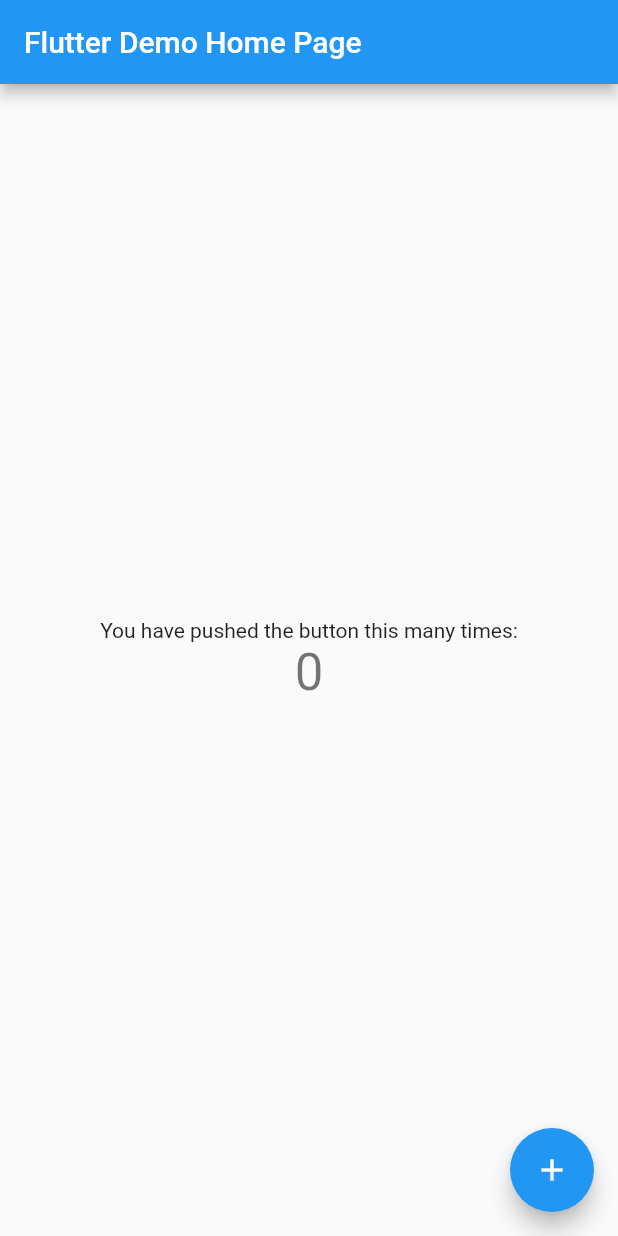
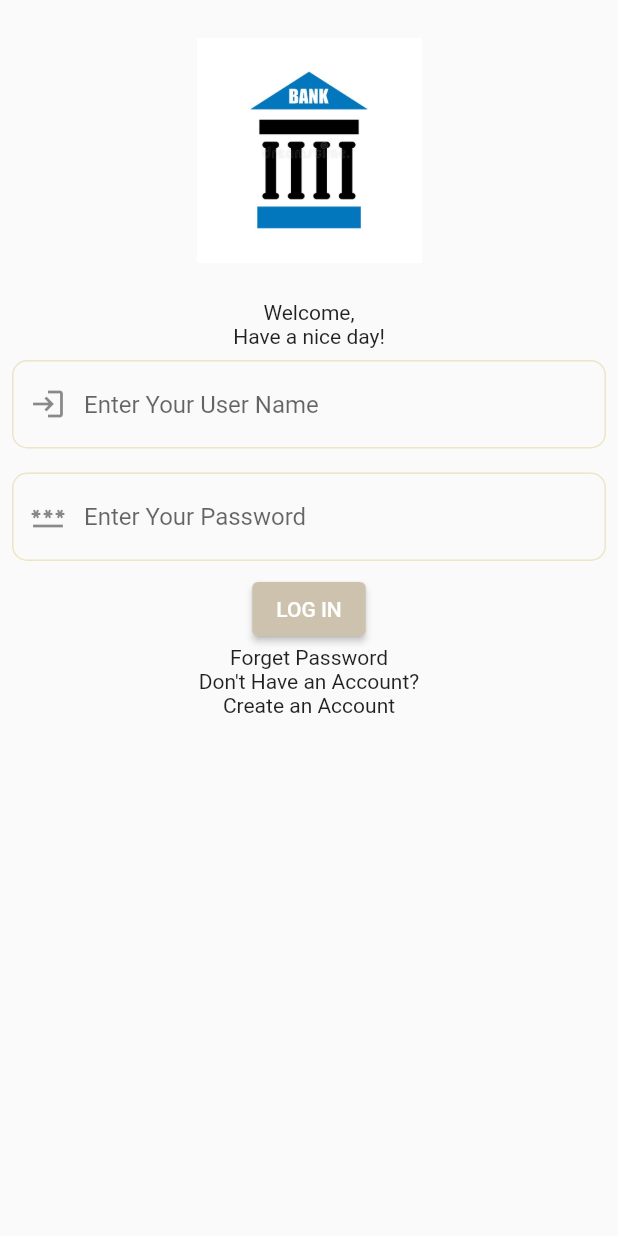
Before and after one commit to AbdulazizAlkhars/bank_app, a Flutter app: the screen it shows after launch, on a phone screen of 412 x 824 dp. Run offline on Flutter 3.47's test engine with Material 2 defaults, Android fonts, the phone set to English and light mode, and no system bars; our stand-ins replace go_router.

Commit message:
First Part

```diff
--- a/lib/main.dart
+++ b/lib/main.dart
@@ -1,115 +1,35 @@
+import 'package:bank_app/pages/homepage.dart';
+import 'package:bank_app/pages/signup.dart';
 import 'package:flutter/material.dart';
+import 'package:go_router/go_router.dart';
 
 void main() {
-  runApp(const MyApp());
+  runApp(
+      //   MultiProvider(providers: [
+      //   ChangeNotifierProvider(create: ((context) => BooksProvider())),
+      //   ChangeNotifierProvider(create: ((context) => MemberProvider()))
+      // ],
+
+      const MyApp());
+  // ));
 }
+
+final _router = GoRouter(routes: [
+  GoRoute(path: "/", builder: (context, state) => HomePage()),
+  GoRoute(path: "/signup", builder: (context, state) => SignUp()),
+  // GoRoute(path: "/members", builder: (context, state) => const Members()),
+  // GoRoute(path: "/add-member", builder: (context, state) => const AddMember())
+]);
 
 class MyApp extends StatelessWidget {
   const MyApp({Key? key}) : super(key: key);
 
-  // This widget is the root of your application.
   @override
   Widget build(BuildContext context) {
-    return MaterialApp(
-      title: 'Flutter Demo',
-      theme: ThemeData(
-        // This is the theme of your application.
-        //
-        // Try running your application with "flutter run". You'll see the
-        // application has a blue toolbar. Then, without quitting the app, try
-        // changing the primarySwatch below to Colors.green and then invoke
-        // "hot reload" (press "r" in the console where you ran "flutter run",
-        // or simply save your changes to "hot reload" in a Flutter IDE).
-        // Notice that the counter didn't reset back to zero; the application
-        // is not restarted.
-        primarySwatch: Colors.blue,
-      ),
-      home: const MyHomePage(title: 'Flutter Demo Home Page'),
+    return MaterialApp.router(
+      routeInformationParser: _router.routeInformationParser,
+      routerDelegate: _router.routerDelegate,
+      routeInformationProvider: _router.routeInformationProvider,
     );
   }
 }
-
-class MyHomePage extends StatefulWidget {
-  const MyHomePage({Key? key, required this.title}) : super(key: key);
-
-  // This widget is the home page of your application. It is stateful, meaning
-  // that it has a State object (defined below) that contains fields that affect
-  // how it looks.
-
-  // This class is the configuration for the state. It holds the values (in this
-  // case the title) provided by the parent (in this case the App widget) and
-  // used by the build method of the State. Fields in a Widget subclass are
-  // always marked "final".
-
-  final String title;
-
-  @override
-  State<MyHomePage> createState() => _MyHomePageState();
-}
-
-class _MyHomePageState extends State<MyHomePage> {
-  int _counter = 0;
-
-  void _incrementCounter() {
-    setState(() {
-      // This call to setState tells the Flutter framework that something has
-      // changed in this State, which causes it to rerun the build method below
-      // so that the display can reflect the updated values. If we changed
-      // _counter without calling setState(), then the build method would not be
-      // called again, and so nothing would appear to happen.
-      _counter++;
-    });
-  }
-
-  @override
-  Widget build(BuildContext context) {
-    // This method is rerun every time setState is called, for instance as done
-    // by the _incrementCounter method above.
-    //
-    // The Flutter framework has been optimized to make rerunning build methods
-    // fast, so that you can just rebuild anything that needs updating rather
-    // than having to individually change instances of widgets.
-    return Scaffold(
-      appBar: AppBar(
-        // Here we take the value from the MyHomePage object that was created by
-        // the App.build method, and use it to set our appbar title.
-        title: Text(widget.title),
-      ),
-      body: Center(
-        // Center is a layout widget. It takes a single child and positions it
-        // in the middle of the parent.
-        child: Column(
-          // Column is also a layout widget. It takes a list of children and
-          // arranges them vertically. By default, it sizes itself to fit its
-          // children horizontally, and tries to be as tall as its parent.
-          //
-          // Invoke "debug painting" (press "p" in the console, choose the
-          // "Toggle Debug Paint" action from the Flutter Inspector in Android
-          // Studio, or the "Toggle Debug Paint" command in Visual Studio Code)
-          // to see the wireframe for each widget.
-          //
-          // Column has various properties to control how it sizes itself and
-          // how it positions its children. Here we use mainAxisAlignment to
-          // center the children vertically; the main axis here is the vertical
-          // axis because Columns are vertical (the cross axis would be
-          // horizontal).
-          mainAxisAlignment: MainAxisAlignment.center,
-          children: <Widget>[
-            const Text(
-              'You have pushed the button this many times:',
-            ),
-            Text(
-              '$_counter',
-              style: Theme.of(context).textTheme.headline4,
-            ),
-          ],
-        ),
-      ),
-      floatingActionButton: FloatingActionButton(
-        onPressed: _incrementCounter,
-        tooltip: 'Increment',
-        child: const Icon(Icons.add),
-      ), // This trailing comma makes auto-formatting nicer for build methods.
-    );
-  }
-}
--- /dev/null
+++ b/lib/pages/homepage.dart
@@ -0,0 +1,84 @@
+import 'package:flutter/material.dart';
+import 'package:flutter/src/foundation/key.dart';
+import 'package:flutter/src/widgets/framework.dart';
+import 'package:go_router/go_router.dart';
+
+class HomePage extends StatelessWidget {
+  const HomePage({Key? key}) : super(key: key);
+
+  @override
+  Widget build(BuildContext context) {
+    return Scaffold(
+      // backgroundColor: Colors.transparent,
+      body: Column(children: [
+        Image(
+            width: 150,
+            height: 200,
+            image: AssetImage("assets/images/banklogo.png")),
+        Text("Welcome,"),
+        Text("Have a nice day!"),
+        Padding(
+          padding: const EdgeInsets.all(8.0),
+          child: TextField(
+            // controller: addTitle,
+            // style: const TextStyle(fontSize: 12),
+            decoration: InputDecoration(
+              hintText: 'Enter Your User Name',
+              prefixIcon: Icon(Icons.login),
+              focusedBorder: OutlineInputBorder(
+                borderRadius: BorderRadius.circular(10),
+                borderSide: const BorderSide(
+                    width: 1, color: Color.fromRGBO(236, 229, 199, 10)),
+              ),
+              enabledBorder: OutlineInputBorder(
+                borderRadius: BorderRadius.circular(10),
+                borderSide: const BorderSide(
+                    width: 1, color: Color.fromRGBO(236, 229, 199, 10)),
+              ),
+            ),
+          ),
+        ),
+        Padding(
+          padding: const EdgeInsets.all(8.0),
+          child: TextField(
+              // controller: addAuthor,
+              // style: const TextStyle(fontSize: 12),
+              decoration: InputDecoration(
+                  hintText: 'Enter Your Password',
+                  prefixIcon: Icon(Icons.password),
+                  focusedBorder: OutlineInputBorder(
+                    borderRadius: BorderRadius.circular(10),
+                    borderSide: const BorderSide(
+                        width: 1, color: Color.fromRGBO(236, 229, 199, 10)),
+                  ),
+                  enabledBorder: OutlineInputBorder(
+                      borderRadius: BorderRadius.circular(10),
+                      borderSide: const BorderSide(
+                          width: 1,
+                          color: Color.fromRGBO(236, 229, 199, 10))))),
+        ),
+        ElevatedButton(
+            onPressed: () {
+              // context.read<BooksProvider>().addBook(
+              //     title: addTitle.text,
+              //     author: addAuthor.text,
+              //     genre: addGenre.text);
+              // context.pop();
+              print("Testing");
+              // context.push("/signup");
+            },
+            child: Text("LOG IN"),
+            style: ElevatedButton.styleFrom(
+                primary: Color.fromRGBO(205, 194, 174, 10))),
+        Text("Forget Password"),
+        Text("Don't Have an Account?"),
+        GestureDetector(
+          onTap: () {
+            context.push("/signup");
+          },
+          child: Text("Create an Account"),
+        ),
+      ]),
+    );
+  }
+}
```
Also changed, not shown: lib/pages/signup.dart (added, +27 -0 lines), lib/widget/signup_form.dart (added, +84 -0 lines), pubspec.yaml (+4 -5 lines), assets/images/banklogo.png (added), lib/pages/editprofile.dart (added), lib/pages/listoftrans.dart (added), lib/pages/profilepage.dart (added), pubspec.lock, 1 other file.
